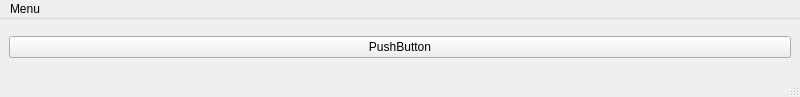
The window that untitled.ui (mitchface/pyqt-hw) describes before a commit, drawn with Qt 5.
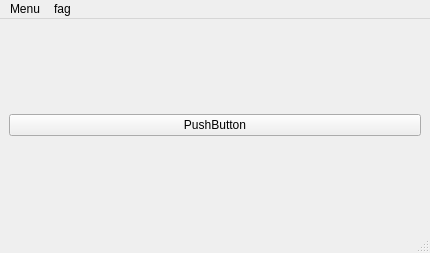
The same window after the commit.

Commit message:
added yes/no menu item
because internets.

```diff
--- a/untitled.ui
+++ b/untitled.ui
@@ -6,8 +6,8 @@
    <rect>
     <x>0</x>
     <y>0</y>
-    <width>800</width>
-    <height>97</height>
+    <width>430</width>
+    <height>253</height>
    </rect>
   </property>
   <property name="windowTitle">
@@ -29,7 +29,7 @@
     <rect>
      <x>0</x>
      <y>0</y>
-     <width>800</width>
+     <width>430</width>
      <height>21</height>
     </rect>
    </property>
@@ -39,7 +39,15 @@
     </property>
     <addaction name="actionQuit"/>
    </widget>
+   <widget class="QMenu" name="menuFag">
+    <property name="title">
+     <string>fag</string>
+    </property>
+    <addaction name="actionYes"/>
+    <addaction name="actionNo"/>
+   </widget>
    <addaction name="menuMenu"/>
+   <addaction name="menuFag"/>
   </widget>
   <widget class="QStatusBar" name="statusbar"/>
   <action name="actionQuit">
```
Left out of the diff: 16 changed lines with no effect on the pictures. The commit also changes 3 other files.
